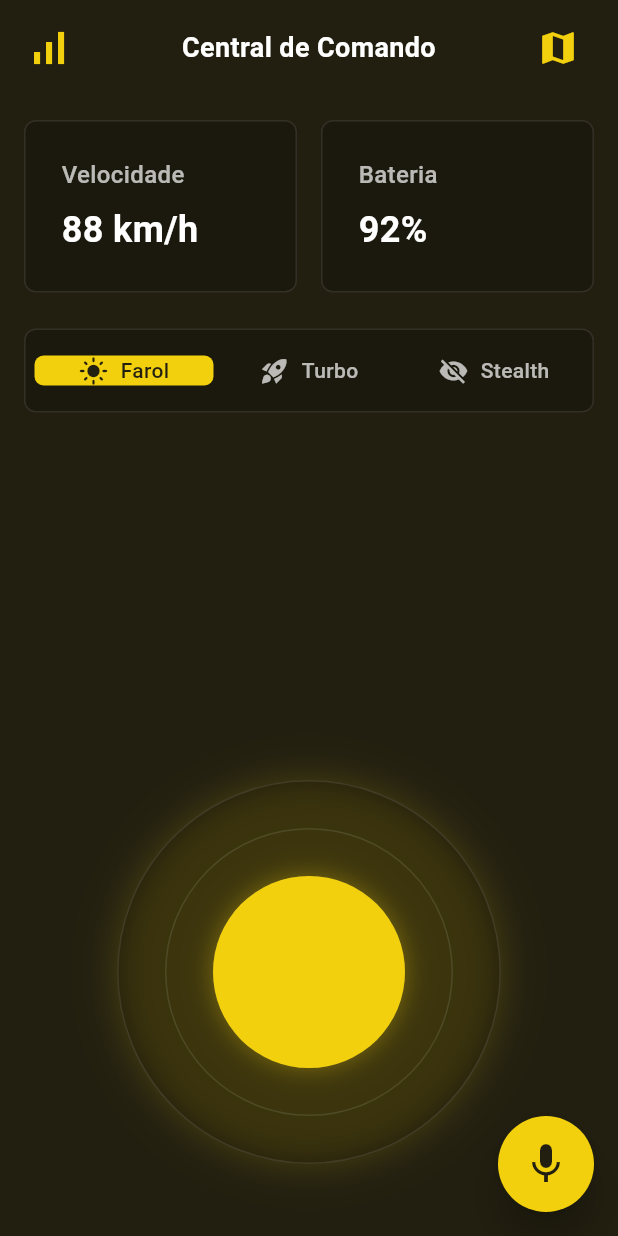
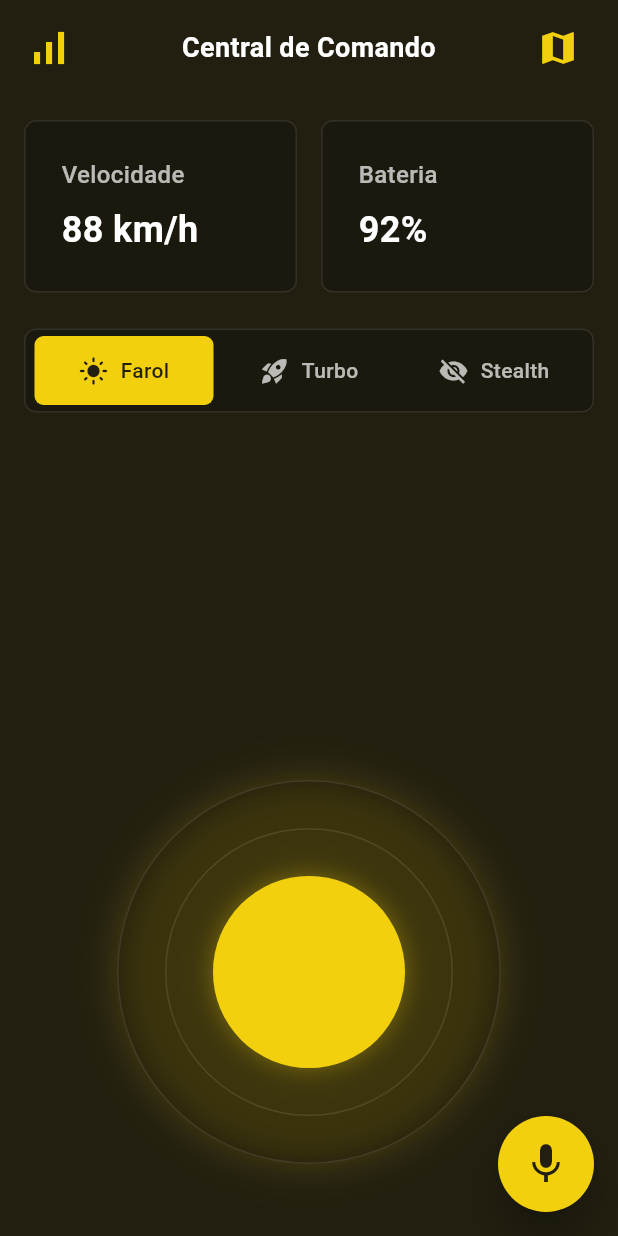
Before and after one commit to GustavoLimma/Batman_car_project, a Flutter app: the screen it shows after launch, after a tap on "Farol", on a phone screen of 412 x 824 dp. Run offline on Flutter 3.47's test engine with Material 3 defaults, Android fonts, the phone set to English and light mode, and no system bars; our stand-ins replace firebase_core, firebase_database, geolocator, google_maps_flutter; accounts and stored records are empty.

Commit message:
Widget dos botões refatorado

```diff
--- a/lib/ui/pages/controle_page.dart
+++ b/lib/ui/pages/controle_page.dart
@@ -1,4 +1,4 @@
-import 'package:batman/ui/widgets/controle_widgets.dart';
+import 'package:batman/ui/widgets/botao_widget.dart';
 import 'package:batman/ui/widgets/joystick_widget.dart';
 import 'package:flutter/material.dart';
 import 'package:firebase_database/firebase_database.dart';
@@ -78,7 +78,7 @@ class ControlePage extends StatelessWidget {
                     ),
                     const SizedBox(height: 24),
 
-                    // Action Toggles
+                    // Action Toggles — agora usando BotaoWidget
                     Container(
                       height: 56,
                       padding: const EdgeInsets.all(4),
@@ -89,31 +89,60 @@ class ControlePage extends StatelessWidget {
                       ),
                       child: Row(
                         children: [
+                          // FAROL
                           Expanded(
-                            child: _buildToggleButton(
-                              "Farol",
-                              Icons.light_mode,
-                              FirebaseService.farolRef,
-                              primaryColor,
-                              backgroundDark,
+                            child: StreamBuilder<DatabaseEvent>(
+                              stream: FirebaseService.farolRef.onValue,
+                              builder: (context, snapshot) {
+                                final isOn = (snapshot.data?.snapshot.value ?? false) as bool;
+
+                                return BotaoWidget(
+                                  title: "Farol",
+                                  icon: Icons.light_mode,
+                                  isOn: isOn,
+                                  primaryColor: primaryColor,
+                                  backgroundDark: backgroundDark,
+                                  onPressed: () => FirebaseService.farolRef.set(!isOn),
+                                );
+                              },
                             ),
                           ),
+
+                          // TURBO
                           Expanded(
-                            child: _buildToggleButton(
-                              "Turbo",
-                              Icons.rocket_launch,
-                              FirebaseService.turboRef,
-                              primaryColor,
-                              backgroundDark,
+                            child: StreamBuilder<DatabaseEvent>(
+                              stream: FirebaseService.turboRef.onValue,
+                              builder: (context, snapshot) {
+                                final isOn = (snapshot.data?.snapshot.value ?? false) as bool;
+
+                                return BotaoWidget(
+                                  title: "Turbo",
+                                  icon: Icons.rocket_launch,
+                                  isOn: isOn,
+                                  primaryColor: primaryColor,
+                                  backgroundDark: backgroundDark,
+                                  onPressed: () => FirebaseService.turboRef.set(!isOn),
+                                );
+                              },
                             ),
                           ),
+
+                          // STEALTH
                           Expanded(
-                            child: _buildToggleButton(
-                              "Stealth",
-                              Icons.visibility_off,
-                              FirebaseService.stealthRef,
-                              primaryColor,
-                              backgroundDark,
+                            child: StreamBuilder<DatabaseEvent>(
+                              stream: FirebaseService.stealthRef.onValue,
+                              builder: (context, snapshot) {
+                                final isOn = (snapshot.data?.snapshot.value ?? false) as bool;
+
+                                return BotaoWidget(
+                                  title: "Stealth",
+                                  icon: Icons.visibility_off,
+                                  isOn: isOn,
+                                  primaryColor: primaryColor,
+                                  backgroundDark: backgroundDark,
+                                  onPressed: () => FirebaseService.stealthRef.set(!isOn),
+                                );
+                              },
                             ),
                           ),
                         ],
@@ -193,54 +222,4 @@ class ControlePage extends StatelessWidget {
       ),
     );
   }
-
-  Widget _buildToggleButton(
-    String title,
-    IconData icon,
-    DatabaseReference ref,
-    Color primaryColor,
-    Color backgroundDark,
-  ) {
-    return StreamBuilder<DatabaseEvent>(
-      stream: ref.onValue,
-      builder: (context, snapshot) {
-        bool isOn = false;
-        if (snapshot.hasData && snapshot.data?.snapshot.value != null) {
-          isOn = snapshot.data!.snapshot.value as bool;
 }
-
-        return GestureDetector(
-          onTap: () {
-            ref.set(!isOn);
-          },
-          child: Container(
-            margin: const EdgeInsets.symmetric(horizontal: 2),
-            decoration: BoxDecoration(
-              color: isOn ? primaryColor : Colors.transparent,
-              borderRadius: BorderRadius.circular(6),
-            ),
-            child: Row(
-              mainAxisAlignment: MainAxisAlignment.center,
-              children: [
-                Icon(
-                  icon,
-                  size: 20,
-                  color: isOn ? backgroundDark : Colors.white.withOpacity(0.7),
-                ),
-                const SizedBox(width: 8),
-                Text(
-                  title,
-                  style: TextStyle(
-                    color: isOn ? backgroundDark : Colors.white.withOpacity(0.7),
-                    fontSize: 14,
-                    fontWeight: FontWeight.w500,
-                  ),
-                ),
-              ],
-            ),
-          ),
-        );
-      },
-    );
-  }
-}
--- /dev/null
+++ b/lib/ui/widgets/botao_widget.dart
@@ -0,0 +1,54 @@
+import 'package:flutter/material.dart';
+
+class BotaoWidget extends StatelessWidget {
+  final String title;
+  final IconData icon;
+  final bool isOn;
+  final VoidCallback onPressed;
+  final Color primaryColor;
+  final Color backgroundDark;
+
+  const BotaoWidget({
+    super.key,
+    required this.title,
+    required this.icon,
+    required this.isOn,
+    required this.onPressed,
+    required this.primaryColor,
+    required this.backgroundDark,
+  });
+
+  @override
+  Widget build(BuildContext context) {
+    return GestureDetector(
+      onTap: onPressed,
+      child: Container(
+        height: 56,
+        margin: const EdgeInsets.symmetric(horizontal: 2),
+        decoration: BoxDecoration(
+          color: isOn ? primaryColor : Colors.transparent,
+          borderRadius: BorderRadius.circular(6),
+        ),
+        child: Row(
+          mainAxisAlignment: MainAxisAlignment.center,
+          children: [
+            Icon(
+              icon,
+              size: 20,
+              color: isOn ? backgroundDark : Colors.white.withOpacity(0.7),
+            ),
+            const SizedBox(width: 8),
+            Text(
+              title,
+              style: TextStyle(
+                color: isOn ? backgroundDark : Colors.white.withOpacity(0.7),
+                fontSize: 14,
+                fontWeight: FontWeight.w500,
+              ),
+            ),
+          ],
+        ),
+      ),
+    );
+  }
+}
```
Lines whose indentation alone changed are shown as unchanged.
